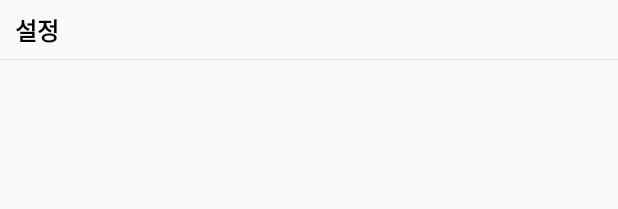
After one commit to jiwon2724/drinkProject, an Android app: the layout drink_user_text_item.xml on its own in the app's theme, with its tools: preview values and no code run, on a phone screen of 412 x 824 dp. The commit adds this screen. Shown: the top 209 px of the screen. Run offline under Robolectric (Android 15) with nearby library versions, the phone set to English and light mode, and no system bars.

Commit message:
UserInfoAdatper 구현 UserInfoAdatper 아이템 클릭 구현

```diff
--- /dev/null
+++ b/app/src/main/res/layout/drink_user_text_item.xml
@@ -0,0 +1,30 @@
+<?xml version="1.0" encoding="utf-8"?>
+<androidx.constraintlayout.widget.ConstraintLayout
+    xmlns:android="http://schemas.android.com/apk/res/android"
+    xmlns:app="http://schemas.android.com/apk/res-auto"
+    xmlns:tools="http://schemas.android.com/tools"
+    android:layout_width="match_parent"
+    android:layout_height="40dp">
+
+    <View
+        android:id="@+id/view19"
+        android:layout_width="wrap_content"
+        android:layout_height="0.5dp"
+        android:background="#dddddd"
+        app:layout_constraintBottom_toBottomOf="parent"
+        app:layout_constraintEnd_toEndOf="parent"
+        app:layout_constraintStart_toStartOf="parent" />
+
+    <TextView
+        android:textSize="16dp"
+        android:textStyle="bold"
+        android:textColor="@color/black"
+        android:id="@+id/titleTextView"
+        android:layout_width="wrap_content"
+        android:layout_height="wrap_content"
+        android:layout_marginStart="10dp"
+        android:text="설정"
+        app:layout_constraintBottom_toBottomOf="parent"
+        app:layout_constraintStart_toStartOf="parent"
+        app:layout_constraintTop_toTopOf="parent" />
+</androidx.constraintlayout.widget.ConstraintLayout>
```
Also changed, not shown: app/src/main/java/com/example/drinkproject/RESOURCE/ADAPTER/UserInfoAdatper.kt (added, +66 -0 lines), app/src/main/java/com/example/drinkproject/RESOURCE/ItemClickListener.kt (added, +7 -0 lines), app/src/main/java/com/example/drinkproject/USER/UserInfoActivity.kt (+25 -0 lines), app/src/main/res/layout/activity_user_info.xml (+8 -50 lines), app/src/main/res/layout/drink_user_bar_item.xml (added, +8 -0 lines).
